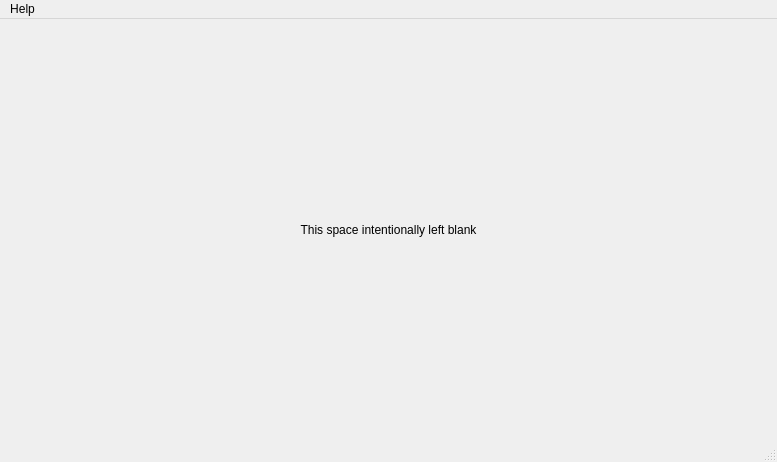
The window that include/extron_ui_qt/window.ui (JeroenDStout/extron-legacy) describes before a commit, drawn with Qt 5.
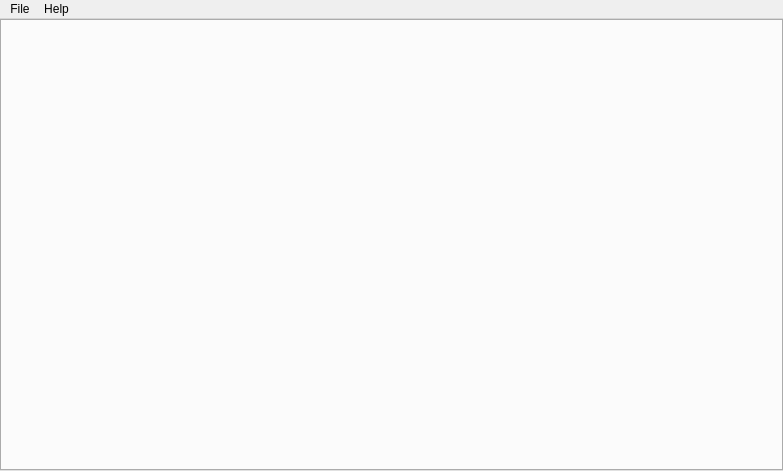
The same window after the commit.

What changed in the file:
```diff
--- a/include/extron_ui_qt/window.ui
+++ b/include/extron_ui_qt/window.ui
@@ -6,24 +6,47 @@
    <rect>
     <x>0</x>
     <y>0</y>
-    <width>777</width>
-    <height>462</height>
+    <width>783</width>
+    <height>471</height>
    </rect>
   </property>
   <property name="windowTitle">
-   <string>Demo</string>
+   <string>Extron</string>
+  </property>
+  <property name="styleSheet">
+   <string notr="true">QScrollArea
+{
+background-color: transparent;
+}</string>
+  </property>
+  <property name="documentMode">
+   <bool>false</bool>
   </property>
   <widget class="QWidget" name="core">
-   <layout class="QHBoxLayout" name="horizontalLayout">
+   <property name="sizePolicy">
+    <sizepolicy hsizetype="Expanding" vsizetype="Expanding">
+     <horstretch>0</horstretch>
+     <verstretch>0</verstretch>
+    </sizepolicy>
+   </property>
+   <layout class="QVBoxLayout" name="verticalLayout">
+    <property name="spacing">
+     <number>0</number>
+    </property>
+    <property name="leftMargin">
+     <number>0</number>
+    </property>
+    <property name="topMargin">
+     <number>0</number>
+    </property>
+    <property name="rightMargin">
+     <number>0</number>
+    </property>
+    <property name="bottomMargin">
+     <number>0</number>
+    </property>
     <item>
-     <widget class="QLabel" name="intentionally_blank">
-      <property name="text">
-       <string>This space intentionally left blank</string>
-      </property>
-      <property name="alignment">
-       <set>Qt::AlignCenter</set>
-      </property>
-     </widget>
+     <widget class="QTabWidget" name="main_tabs"/>
     </item>
    </layout>
   </widget>
@@ -32,7 +55,7 @@
     <rect>
      <x>0</x>
      <y>0</y>
-     <width>777</width>
+     <width>783</width>
      <height>22</height>
     </rect>
    </property>
@@ -42,9 +65,15 @@
     </property>
     <addaction name="action_about"/>
    </widget>
+   <widget class="QMenu" name="menuFile">
+    <property name="title">
+     <string>File</string>
+    </property>
+    <addaction name="action_file_open"/>
+   </widget>
+   <addaction name="menuFile"/>
    <addaction name="menu_about"/>
   </widget>
-  <widget class="QStatusBar" name="statusbar"/>
   <action name="action_about">
    <property name="text">
     <string>About</string>
```
Left out of the diff: 23 changed lines with no effect on the pictures.
